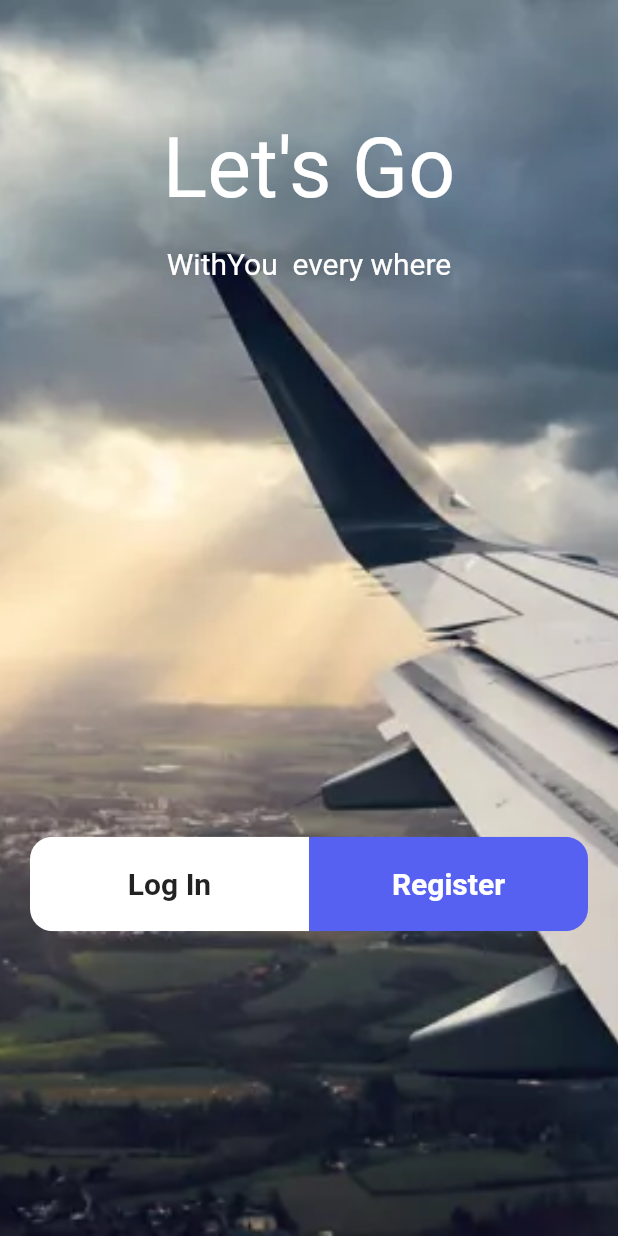
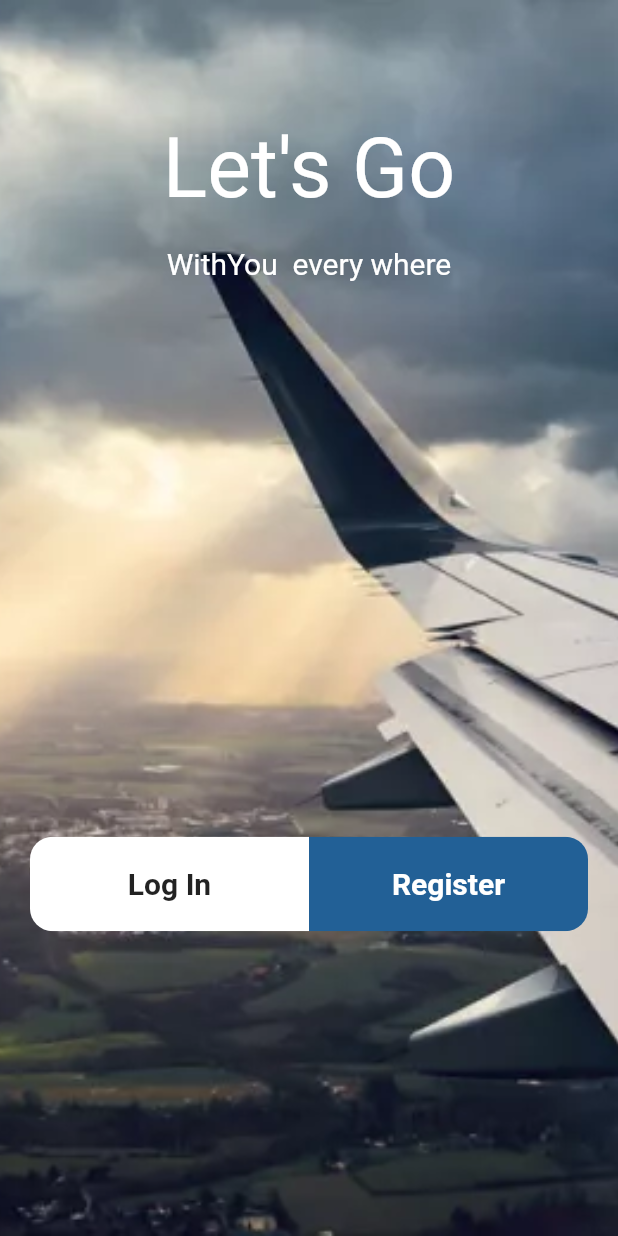
Before and after one commit to samaaahmedd/graduation_projectt, a Flutter app: the screen it shows after launch, on a phone screen of 412 x 824 dp. Run offline on Flutter 3.47's test engine with Material 2 defaults, Android fonts, the light colour scheme and no system bars; our stand-ins replace equatable, font_awesome_flutter, google_fonts, iconsax, shared_preferences; missing offline and left inert: multiselect.

Commit message:
create and update colors

```diff
--- a/lib/welcome_page/welcome_page.dart
+++ b/lib/welcome_page/welcome_page.dart
@@ -74,7 +74,7 @@ class _WelcomePageState extends State<WelcomePage> {
               child: Container(
                   alignment: Alignment.center,
                   padding: const EdgeInsets.symmetric(vertical: 20),
-                  color: Color(0xff5661f1),
+                  color: Color(0xff226096),
                   child: const Text(
                     'Register',
                     style: TextStyle(
```
